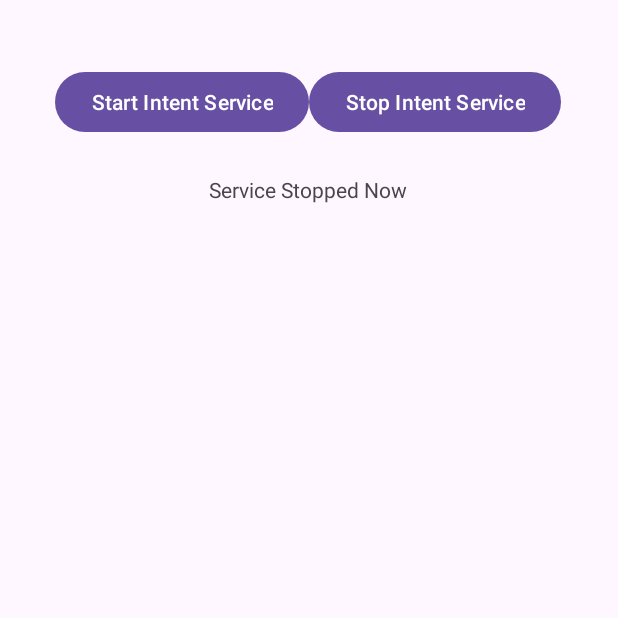
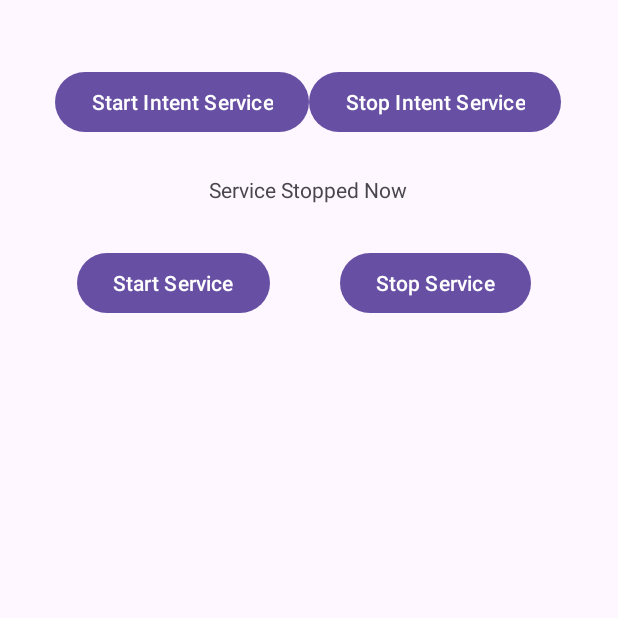
Before and after one commit to uveshmenpur/AndroidComponents, an Android app: the ServicesScreen screen opened directly, with no data from a screen before it, after a tap on "Stop Intent Service", on a phone screen of 412 x 824 dp, the top half of it. Run offline under Robolectric (Android 15) with nearby library versions, the phone set to English and light mode, and no system bars; 1 other tap on this screen came first.

Commit message:
Services part completed

```diff
--- a/app/src/main/AndroidManifest.xml
+++ b/app/src/main/AndroidManifest.xml
@@ -42,6 +42,8 @@
                 <category android:name="android.intent.category.LAUNCHER" />
             </intent-filter>
         </activity>
+        <service android:name=".MyService"/>
+        <service android:name=".MyIntentService"/>
     </application>
 
 </manifest>
--- a/app/src/main/java/com/example/androidcomponents/MyIntentService.kt
+++ b/app/src/main/java/com/example/androidcomponents/MyIntentService.kt
@@ -8,17 +8,18 @@ object MyIntentService : IntentService("MyIntentService") {
 
     /// To check if the service is running or not
     var isRunning = false
+    val MY_TAG = "MyServiceLogTag"
 
     /// To Stop this service
     fun stopService(){
         isRunning = true
-        Log.d("MyIntentService","Stopped Running")
+        Log.d(MY_TAG,"Stopped Running")
         this.stopSelf()
     }
 
     @Deprecated("Deprecated in Java")
     override fun onHandleIntent(p0: Intent?) {
-        Log.d("MyIntentService","Intent Service is Running");
+        Log.d(MY_TAG,"Intent Service is Running");
         try {
 
             isRunning =  true
@@ -26,7 +27,7 @@ object MyIntentService : IntentService("MyIntentService") {
                 Thread.sleep(1000)
             }
         }catch (err:Error){
-            Log.d("MyIntentService",err.toString() + err.message)
+            Log.d(MY_TAG,err.toString() + err.message)
         }
     }
 }
--- a/app/src/main/java/com/example/androidcomponents/ServicesScreen.kt
+++ b/app/src/main/java/com/example/androidcomponents/ServicesScreen.kt
@@ -4,15 +4,20 @@ import android.annotation.SuppressLint
 import android.content.Intent
 import androidx.appcompat.app.AppCompatActivity
 import android.os.Bundle
+import android.util.Log
 import android.widget.Button
 import android.widget.TextView
 
 class ServicesScreen : AppCompatActivity() {
+    @SuppressLint("SetTextI18n", "MissingInflatedId")
     override fun onCreate(savedInstanceState: Bundle?) {
         super.onCreate(savedInstanceState)
         setContentView(R.layout.activity_services_screen)
+        val MY_TAG = "MyServiceLogTag"
         val btnStartService: Button = findViewById(R.id.startIntentService)
         val btnStopService: Button = findViewById(R.id.stopIntentService)
+        val btnStartMyService: Button = findViewById(R.id.startService)
+        val btnStopMyService: Button = findViewById(R.id.stopService)
         val tvDisplayText: TextView = findViewById(R.id.message)
 
         btnStartService.setOnClickListener{
@@ -26,5 +31,24 @@ class ServicesScreen : AppCompatActivity() {
             MyIntentService.stopService()
             tvDisplayText.text =  "Service Stopped Now"
         }
+
+        btnStartMyService.setOnClickListener{
+            Intent(this,MyService::class.java).also {
+                it.putExtra("MyString","Value Passed Using Intent")
+                startService(it)
+                tvDisplayText.text = "Service has Started"
+                Log.d(MY_TAG,"Service Has Started")
+            }
+        }
+
+        btnStopMyService.setOnClickListener {
+            Intent(this,MyService::class.java).also { intent ->
+                stopService(intent).let {
+                    Log.d(MY_TAG,it.toString())
+                }
+                tvDisplayText.text = "Service Has Stopped now"
+                Log.d(MY_TAG,"My Service Has Stopped Running")
+            }
+        }
     }
 }
--- a/app/src/main/res/layout/activity_services_screen.xml
+++ b/app/src/main/res/layout/activity_services_screen.xml
@@ -46,5 +46,34 @@
         app:layout_constraintEnd_toEndOf="@+id/stopIntentService"
         app:layout_constraintStart_toStartOf="@+id/startIntentService" />
 
+    <Button
+        android:id="@+id/startService"
+        android:layout_width="wrap_content"
+        android:layout_height="wrap_content"
+        android:text="@string/start_my_service"
+        app:layout_constraintBottom_toTopOf="@+id/guideline"
+        app:layout_constraintEnd_toEndOf="@+id/startIntentService"
+        app:layout_constraintHorizontal_bias="0.354"
+        app:layout_constraintStart_toStartOf="@+id/startIntentService"
+        app:layout_constraintTop_toBottomOf="@+id/message"
+        app:layout_constraintVertical_bias="0.276" />
+
+    <Button
+        android:id="@+id/stopService"
+        android:layout_width="wrap_content"
+        android:layout_height="wrap_content"
+        android:text="@string/stop_my_service"
+        app:layout_constraintBottom_toBottomOf="@+id/startService"
+        app:layout_constraintEnd_toEndOf="@+id/stopIntentService"
+        app:layout_constraintStart_toEndOf="@+id/startIntentService"
+        app:layout_constraintTop_toTopOf="@+id/startService" />
+
+    <androidx.constraintlayout.widget.Guideline
+        android:id="@+id/guideline"
+        android:layout_width="wrap_content"
+        android:layout_height="wrap_content"
+        android:orientation="horizontal"
+        app:layout_constraintGuide_begin="289dp" />
+
 
 </androidx.constraintlayout.widget.ConstraintLayout>
--- a/app/src/main/res/values/strings.xml
+++ b/app/src/main/res/values/strings.xml
@@ -12,4 +12,6 @@
     <string name="MyIntentService">MyIntentService</string>
     <string name="start_intent_service">Start Intent Service</string>
     <string name="stop_intent_service">Stop Intent Service</string>
+    <string name="stop_my_service">Stop Service</string>
+    <string name="start_my_service">Start Service</string>
 </resources>
```
Also changed, not shown: app/src/main/java/com/example/androidcomponents/MyService.kt (added, +30 -0 lines).
